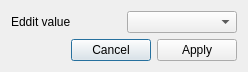
Qt form ui/uifiles/special/effectdialog.ui (timofey260/RWE-Sharp) before a commit.
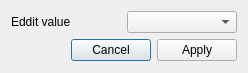
The same form after that commit.

Diff of the .ui file:
```diff
--- a/ui/uifiles/special/effectdialog.ui
+++ b/ui/uifiles/special/effectdialog.ui
@@ -7,7 +7,7 @@
     <x>0</x>
     <y>0</y>
     <width>248</width>
-    <height>72</height>
+    <height>73</height>
    </rect>
   </property>
   <property name="windowTitle">
```
Left out of the diff: 8 changed lines with no effect on the pictures.
